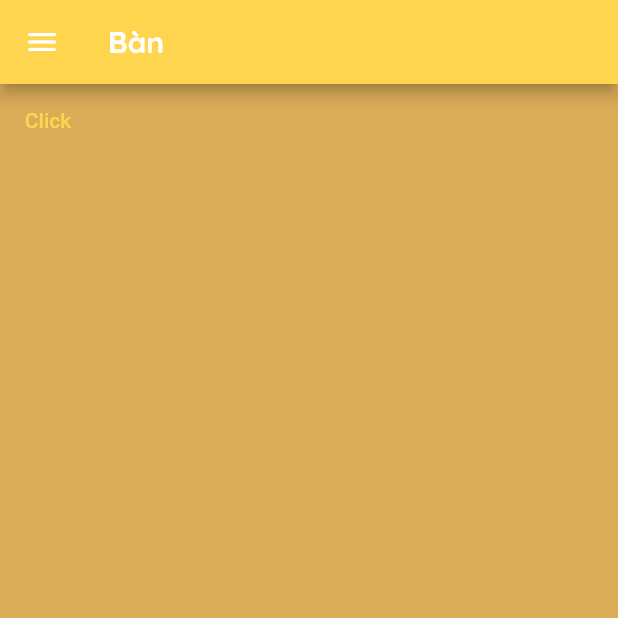
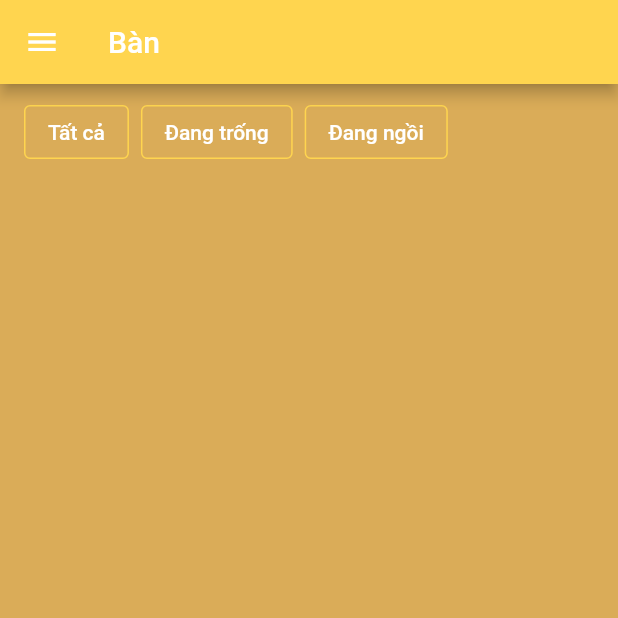
Before and after one commit to dim0147/Hai-Coffe-DenMo, a Flutter app: the screen it shows after launch, on a phone screen of 412 x 824 dp, the top half of it. Run offline on Flutter 3.47's test engine with Material 2 defaults, Android fonts, the phone set to English and light mode, and no system bars; our stand-ins replace extended_masked_text, get, hive, hive_flutter, image_picker, moor; accounts and stored records are empty; generated files the repository leaves out were written again.

Commit message:
Change global app color

```diff
--- a/lib/App/Config.dart
+++ b/lib/App/Config.dart
@@ -37,12 +37,16 @@ class AppConfig {
   static final Color BACKGROUND_COLOR =
       Color.fromRGBO(218, 172, 88, 1.0) as Color;
   static final Color MAIN_COLOR = Colors.amber[300] as Color;
+  static final Color FONT_COLOR = Colors.white;
 
   // Header
-  static final Color HEADER_COLOR = Colors.amber as Color;
+  static final Color HEADER_COLOR = Colors.amberAccent;
 
   // Button
-  static final Color TEXT_BTN_COLOR = (Colors.yellowAccent[100] as Color);
+  static final Color TEXT_BTN_COLOR = Colors.yellowAccent[400] as Color;
+  static final Color ELEVATED_TEXT_BTN_COLOR =
+      (Colors.yellowAccent[100] as Color);
+  static final Color OUTLINE_TEXT_BTN_COLOR = Colors.white;
 
   // Chip
   static final Color? CHIP_DELETE_ICON_COLOR = Colors.amber[800];
--- a/lib/Screen/Component.dart
+++ b/lib/Screen/Component.dart
@@ -32,14 +32,14 @@ Drawer NavigateMenu() {
             title: RichText(
               text: TextSpan(
                 style: TextStyle(
-                    color: Get.theme.primaryColor,
+                    color: AppConfig.HEADER_COLOR,
                     fontSize: 20,
                     fontWeight: FontWeight.bold),
                 children: [
                   WidgetSpan(
                     child: Icon(
                       Icons.restaurant_menu,
-                      color: Get.theme.primaryColor,
+                      color: AppConfig.HEADER_COLOR,
                     ),
                   ),
                   TextSpan(
@@ -53,7 +53,7 @@ Drawer NavigateMenu() {
             },
           ),
           Divider(
-            color: Get.theme.primaryColor,
+            color: AppConfig.HEADER_COLOR,
           ),
 
           // CATEGORY
@@ -63,14 +63,15 @@ Drawer NavigateMenu() {
                 child: RichText(
                   text: TextSpan(
                     style: TextStyle(
-                        color: Get.theme.primaryColor,
-                        fontSize: 25,
-                        fontWeight: FontWeight.bold),
+                      color: AppConfig.HEADER_COLOR,
+                      fontSize: 25,
+                      fontWeight: FontWeight.bold,
+                    ),
                     children: [
                       WidgetSpan(
                         child: Icon(
                           Icons.category,
-                          color: Get.theme.primaryColor,
+                          color: AppConfig.HEADER_COLOR,
                         ),
                       ),
                       TextSpan(
@@ -84,14 +85,14 @@ Drawer NavigateMenu() {
                 title: RichText(
                   text: TextSpan(
                     style: TextStyle(
-                        color: Get.theme.primaryColor,
+                        color: AppConfig.HEADER_COLOR,
                         fontSize: 15,
                         fontWeight: FontWeight.bold),
                     children: [
                       WidgetSpan(
                         child: Icon(
                           Icons.add,
-                          color: Get.theme.primaryColor,
+                          color: AppConfig.HEADER_COLOR,
                         ),
                       ),
                       TextSpan(
@@ -108,7 +109,7 @@ Drawer NavigateMenu() {
           ),
 
           Divider(
-            color: Get.theme.primaryColor,
+            color: AppConfig.HEADER_COLOR,
           ),
 
           // ITEM
@@ -118,14 +119,14 @@ Drawer NavigateMenu() {
                 child: RichText(
                   text: TextSpan(
                     style: TextStyle(
-                        color: Get.theme.primaryColor,
+                        color: AppConfig.HEADER_COLOR,
                         fontSize: 25,
                         fontWeight: FontWeight.bold),
                     children: [
                       WidgetSpan(
                         child: Icon(
                           Icons.fastfood,
-                          color: Get.theme.primaryColor,
+                          color: AppConfig.HEADER_COLOR,
                         ),
                       ),
                       TextSpan(
@@ -139,14 +140,14 @@ Drawer NavigateMenu() {
                 title: RichText(
                   text: TextSpan(
                     style: TextStyle(
-                        color: Get.theme.primaryColor,
+                        color: AppConfig.HEADER_COLOR,
                         fontSize: 15,
                         fontWeight: FontWeight.bold),
                     children: [
                       WidgetSpan(
                         child: Icon(
                           Icons.add,
-                          color: Get.theme.primaryColor,
+                          color: AppConfig.HEADER_COLOR,
                         ),
                       ),
                       TextSpan(
@@ -163,7 +164,7 @@ Drawer NavigateMenu() {
           ),
 
           Divider(
-            color: Get.theme.primaryColor,
+            color: AppConfig.HEADER_COLOR,
           ),
 
           // ITEM
@@ -173,14 +174,14 @@ Drawer NavigateMenu() {
                 child: RichText(
                   text: TextSpan(
                     style: TextStyle(
-                        color: Get.theme.primaryColor,
+                        color: AppConfig.HEADER_COLOR,
                         fontSize: 25,
                         fontWeight: FontWeight.bold),
                     children: [
                       WidgetSpan(
                         child: Icon(
                           Icons.chair_alt,
-                          color: Get.theme.primaryColor,
+                          color: AppConfig.HEADER_COLOR,
                         ),
                       ),
                       TextSpan(
@@ -194,14 +195,14 @@ Drawer NavigateMenu() {
                 title: RichText(
                   text: TextSpan(
                     style: TextStyle(
-                        color: Get.theme.primaryColor,
+                        color: AppConfig.HEADER_COLOR,
                         fontSize: 15,
                         fontWeight: FontWeight.bold),
                     children: [
                       WidgetSpan(
                         child: Icon(
                           Icons.airplay,
-                          color: Get.theme.primaryColor,
+                          color: AppConfig.HEADER_COLOR,
                         ),
                       ),
                       TextSpan(
@@ -218,14 +219,14 @@ Drawer NavigateMenu() {
                 title: RichText(
                   text: TextSpan(
                     style: TextStyle(
-                        color: Get.theme.primaryColor,
+                        color: AppConfig.HEADER_COLOR,
                         fontSize: 15,
                         fontWeight: FontWeight.bold),
                     children: [
                       WidgetSpan(
                         child: Icon(
                           Icons.add,
-                          color: Get.theme.primaryColor,
+                          color: AppConfig.HEADER_COLOR,
                         ),
                       ),
                       TextSpan(
--- a/lib/Screen/Menu/AddSpecialItemScreen.dart
+++ b/lib/Screen/Menu/AddSpecialItemScreen.dart
@@ -26,7 +26,7 @@ class AddSpecialItemScreen extends GetView<AddSpecialItemController> {
                         ListProperty(),
                       AddCustomProperty(),
                       Amount(),
-                      Divider(color: Get.theme.primaryColor, thickness: 2.0),
+                      Divider(color: AppConfig.MAIN_COLOR, thickness: 2.0),
                       TotalPrice(),
                     ],
                   )),
@@ -95,7 +95,7 @@ class PropertyContainer extends GetView<AddSpecialItemController> {
       child: Container(
         width: double.infinity,
         decoration: BoxDecoration(
-          color: Get.theme.primaryColor,
+          color: AppConfig.MAIN_COLOR,
           border: Border(bottom: BorderSide(width: 1.0, color: Colors.white)),
         ),
         child: Column(
@@ -255,8 +255,7 @@ class Amount extends GetView<AddSpecialItemController> {
                     Padding(
                       padding: const EdgeInsets.all(8.0),
                       child: Container(
-                        decoration:
-                            BoxDecoration(color: Get.theme.primaryColor),
+                        decoration: BoxDecoration(color: AppConfig.MAIN_COLOR),
                         child: Padding(
                           padding: const EdgeInsets.all(8.0),
                           child: Center(
@@ -341,7 +340,7 @@ class TotalPrice extends GetView<AddSpecialItemController> {
             SizedBox(
               width: Get.width / 2,
               child: Divider(
-                color: Get.theme.primaryColor,
+                color: AppConfig.MAIN_COLOR,
                 thickness: 2.0,
               ),
             ),
@@ -368,7 +367,7 @@ class Footer extends GetView<AddSpecialItemController> {
   Widget build(BuildContext context) {
     return Container(
       width: double.infinity,
-      color: Get.theme.primaryColor.withOpacity(0.5),
+      color: AppConfig.MAIN_COLOR.withOpacity(0.5),
       child: Row(
         children: [
           Expanded(
@@ -379,7 +378,7 @@ class Footer extends GetView<AddSpecialItemController> {
               child: Text('Huỷ'),
               style: OutlinedButton.styleFrom(
                 side: BorderSide(
-                    width: 2.0, color: Get.theme.primaryColor.withOpacity(0.5)),
+                    width: 2.0, color: AppConfig.MAIN_COLOR.withOpacity(0.5)),
               ),
             ),
           )),
--- a/lib/Screen/Menu/CartScreen.dart
+++ b/lib/Screen/Menu/CartScreen.dart
@@ -164,7 +164,7 @@ class Footer extends GetView<CartController> {
               icon: Icon(Icons.arrow_back),
               style: OutlinedButton.styleFrom(
                 side: BorderSide(
-                    width: 2.0, color: Get.theme.primaryColor.withOpacity(0.5)),
+                    width: 2.0, color: AppConfig.MAIN_COLOR.withOpacity(0.5)),
               ),
               label: Text('Quay Lại'),
             ),
--- a/lib/Screen/Menu/MenuScreen.dart
+++ b/lib/Screen/Menu/MenuScreen.dart
@@ -103,7 +103,7 @@ class CategoryBtns extends GetView<MenuController> {
                       style: controller.choosenCategoryId.value == e.id
                           ? OutlinedButton.styleFrom(
                               backgroundColor:
-                                  Get.theme.primaryColor.withOpacity(0.5),
+                                  AppConfig.MAIN_COLOR.withOpacity(0.5),
                             )
                           : null,
                     ))
@@ -114,7 +114,7 @@ class CategoryBtns extends GetView<MenuController> {
               child: Text('Tất cả'),
               style: controller.choosenCategoryId.value == null
                   ? OutlinedButton.styleFrom(
-                      backgroundColor: Get.theme.primaryColor.withOpacity(0.5),
+                      backgroundColor: AppConfig.MAIN_COLOR.withOpacity(0.5),
                     )
                   : null,
             )
@@ -145,7 +145,7 @@ class MenuItem extends GetView<MenuController> {
               borderRadius: BorderRadius.circular(10),
               // Quantity badge
               border: itemQuantity > 0
-                  ? Border.all(color: Get.theme.primaryColor, width: 2.0)
+                  ? Border.all(color: AppConfig.MAIN_COLOR, width: 2.0)
                   : null,
             ),
             child: Column(
@@ -305,11 +305,6 @@ class Footer extends GetView<MenuController> {
                     child: OutlinedButton.icon(
                       onPressed: () {},
                       icon: Icon(Icons.table_chart),
-                      style: OutlinedButton.styleFrom(
-                        side: BorderSide(
-                            width: 2.0,
-                            color: Get.theme.primaryColor.withOpacity(0.5)),
-                      ),
                       label: Text('Chọn Bàn'),
                     ),
                   ),
--- a/lib/Screen/Table/TablePanelScreen.dart
+++ b/lib/Screen/Table/TablePanelScreen.dart
@@ -16,16 +16,34 @@ class TablePanelScreen extends GetWidget<TablePanelController> {
         ),
         drawer: NavigateMenu(),
         body: Container(
-          child: Obx(
-            () => Column(
-              children: [
-                ...controller.tableLocals
-                    .map((e) => Text(
-                        'ID: ${e.id} | NAME: ${e.name} | STATUS: ${e.status}'))
-                    .toList(),
-                TextButton(onPressed: controller.onClick, child: Text('Click')),
-              ],
-            ),
+          child: Column(
+            children: [
+              Padding(
+                padding: const EdgeInsets.all(8.0),
+                child: SingleChildScrollView(
+                  scrollDirection: Axis.horizontal,
+                  child: Row(
+                    children: [
+                      Padding(
+                        padding: const EdgeInsets.only(left: 8.0),
+                        child: OutlinedButton(
+                            onPressed: () {}, child: Text('Tất cả')),
+                      ),
+                      Padding(
+                        padding: const EdgeInsets.only(left: 8.0),
+                        child: OutlinedButton(
+                            onPressed: () {}, child: Text('Đang trống')),
+                      ),
+                      Padding(
+                        padding: const EdgeInsets.only(left: 8.0),
+                        child: OutlinedButton(
+                            onPressed: () {}, child: Text('Đang ngồi')),
+                      ),
+                    ],
+                  ),
+                ),
+              ),
+            ],
           ),
         ),
       ),
--- a/lib/main.dart
+++ b/lib/main.dart
@@ -22,37 +22,44 @@ class MyApp extends StatelessWidget {
       theme: ThemeData(
         fontFamily: 'QuickSand',
       ).copyWith(
-        // Color Scheme
         colorScheme: ThemeData().colorScheme.copyWith(
               primary: AppConfig.MAIN_COLOR,
             ),
 
-        // Color
+        // Layout
         scaffoldBackgroundColor: AppConfig.BACKGROUND_COLOR,
-        primaryColor: AppConfig.MAIN_COLOR,
+        appBarTheme: AppBarTheme(color: AppConfig.MAIN_COLOR),
 
+        // Button
+        textButtonTheme: TextButtonThemeData(
+          style: TextButton.styleFrom(
+            primary: AppConfig.TEXT_BTN_COLOR,
+          ),
+        ),
+        elevatedButtonTheme: ElevatedButtonThemeData(
+          style: ElevatedButton.styleFrom(
+            primary: AppConfig.MAIN_COLOR,
+            onPrimary: AppConfig.ELEVATED_TEXT_BTN_COLOR,
+          ),
+        ),
+        outlinedButtonTheme: OutlinedButtonThemeData(
+          style: OutlinedButton.styleFrom(
+            side: BorderSide(color: AppConfig.MAIN_COLOR),
+            primary: AppConfig.OUTLINE_TEXT_BTN_COLOR,
+          ),
+        ),
+
+        // Component
         chipTheme: ThemeData().chipTheme.copyWith(
               backgroundColor: AppConfig.MAIN_COLOR,
               deleteIconColor: AppConfig.CHIP_DELETE_ICON_COLOR,
             ),
-
         checkboxTheme: CheckboxThemeData(
           fillColor: MaterialStateProperty.all(AppConfig.MAIN_COLOR),
           overlayColor: MaterialStateProperty.all(AppConfig.MAIN_COLOR),
         ),
-
         radioTheme: RadioThemeData(
           fillColor: MaterialStateProperty.all(AppConfig.MAIN_COLOR),
-        ),
-
-        elevatedButtonTheme: ElevatedButtonThemeData(
-          style: ButtonStyle(
-            padding: MaterialStateProperty.all(
-              EdgeInsets.symmetric(horizontal: 20, vertical: 10),
-            ),
-            foregroundColor:
-                MaterialStateProperty.all<Color>(AppConfig.TEXT_BTN_COLOR),
-          ),
         ),
 
         // Text Field
@@ -73,8 +80,7 @@ class MyApp extends StatelessWidget {
 
         // Text Theme
         textTheme: TextTheme().copyWith(
-          bodyText1: TextStyle(fontSize: 14.0, color: AppConfig.MAIN_COLOR),
-          bodyText2: TextStyle(fontSize: 14.0, color: AppConfig.MAIN_COLOR),
+          bodyText2: TextStyle(color: AppConfig.FONT_COLOR),
         ),
       ),
       title: 'Hải Bên Lề',
```
